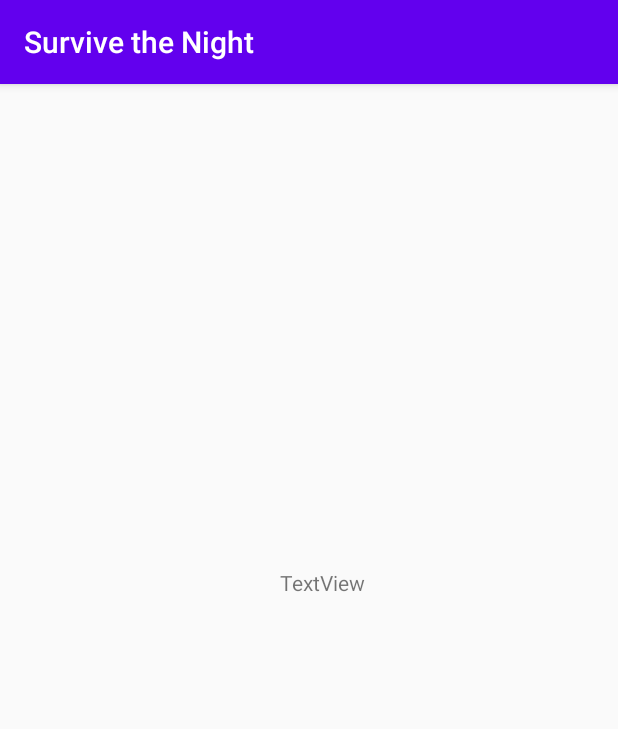
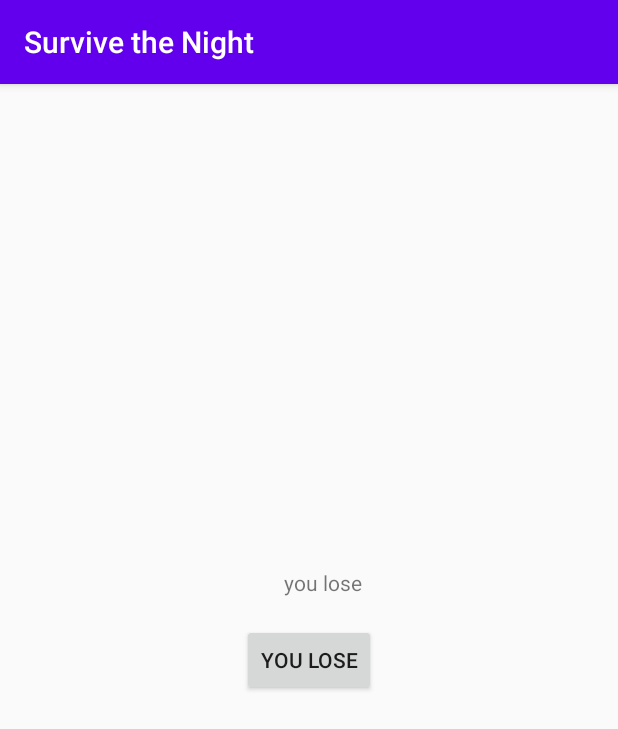
Before and after one commit to aahartley/SurviveTheNight, an Android app: the End screen opened directly, with no data from a screen before it, on a phone screen of 412 x 824 dp. Shown: the top 729 px of the screen. Run offline under Robolectric (Android 15) with nearby library versions, the phone set to English and light mode, and no system bars.

Commit message:
saving work, added restart at the end

```diff
--- a/app/src/main/java/com/example/survivethenight/End.java
+++ b/app/src/main/java/com/example/survivethenight/End.java
@@ -1,16 +1,35 @@
 package com.example.survivethenight;
 
+import android.content.Intent;
 import android.os.Bundle;
+import android.view.View;
+import android.widget.Button;
 import android.widget.TextView;
 
 import androidx.appcompat.app.AppCompatActivity;
 
 public class End extends AppCompatActivity {
-    TextView tV;
     @Override
     protected void onCreate(Bundle savedInstanceState) {
         super.onCreate(savedInstanceState);
         setContentView(R.layout.activity_end);
-      //  tV.setText(R.string.youLose);
+         TextView tV = findViewById(R.id.textView2);
+         tV.setText(R.string.youLose);
+        final  Button bt = findViewById(R.id.button2);
+
+        bt.setOnLongClickListener(new View.OnLongClickListener() {
+            @Override
+            public boolean onLongClick(View v) {
+                startOver();
+                return true;
+            }
+        });
+
+    }
+
+    public void startOver(){
+        Intent intent = new Intent(this,Game.class);
+        startActivity(intent);
+        finish();
     }
 }
--- a/app/src/main/res/layout/activity_end.xml
+++ b/app/src/main/res/layout/activity_end.xml
@@ -1,11 +1,11 @@
 <?xml version="1.0" encoding="utf-8"?>
-<androidx.constraintlayout.widget.ConstraintLayout
-    xmlns:android="http://schemas.android.com/apk/res/android"
+<androidx.constraintlayout.widget.ConstraintLayout xmlns:android="http://schemas.android.com/apk/res/android"
     xmlns:app="http://schemas.android.com/apk/res-auto"
     android:layout_width="match_parent"
     android:layout_height="match_parent">
 
     <TextView
+        android:id="@+id/textView2"
         android:layout_width="wrap_content"
         android:layout_height="wrap_content"
         android:text="@string/textview"
@@ -16,4 +16,14 @@
         app:layout_constraintTop_toTopOf="parent"
         app:layout_constraintVertical_bias="0.431" />
 
+    <Button
+        android:id="@+id/button2"
+        android:text="@string/youLose"
+        android:layout_width="wrap_content"
+        android:layout_height="wrap_content"
+        app:layout_constraintBottom_toBottomOf="parent"
+        app:layout_constraintEnd_toEndOf="parent"
+        app:layout_constraintStart_toStartOf="parent"
+        app:layout_constraintTop_toTopOf="parent" />
+
 </androidx.constraintlayout.widget.ConstraintLayout>
```
Also changed, not shown: app/src/main/java/com/example/survivethenight/Game.java (+7 -2 lines).
